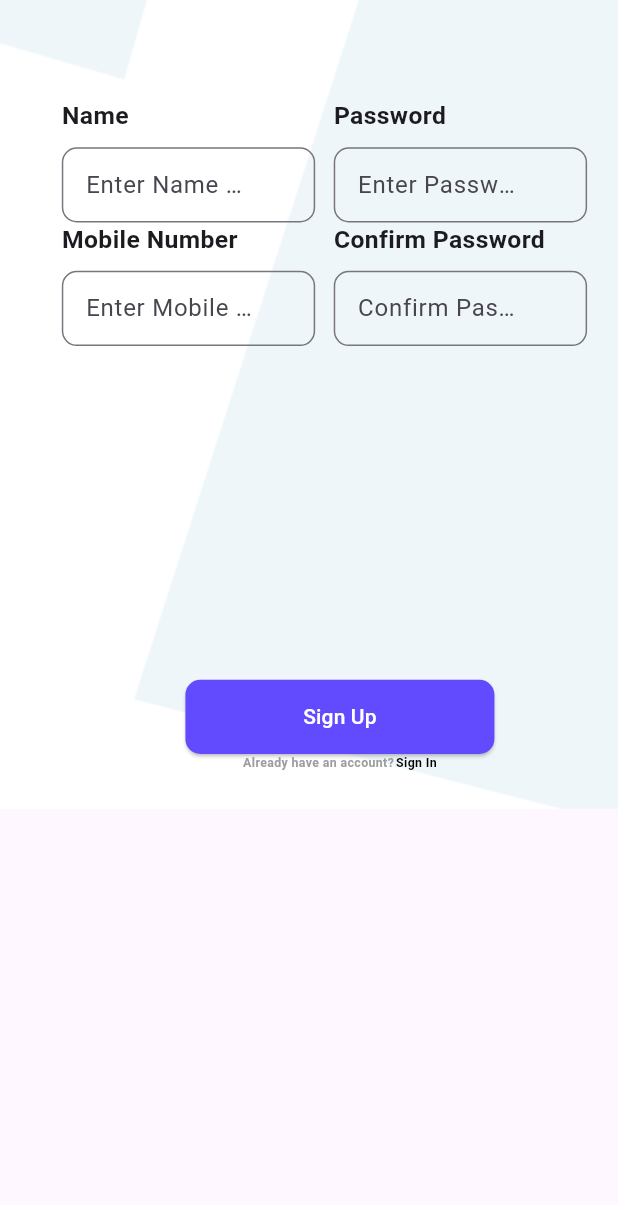
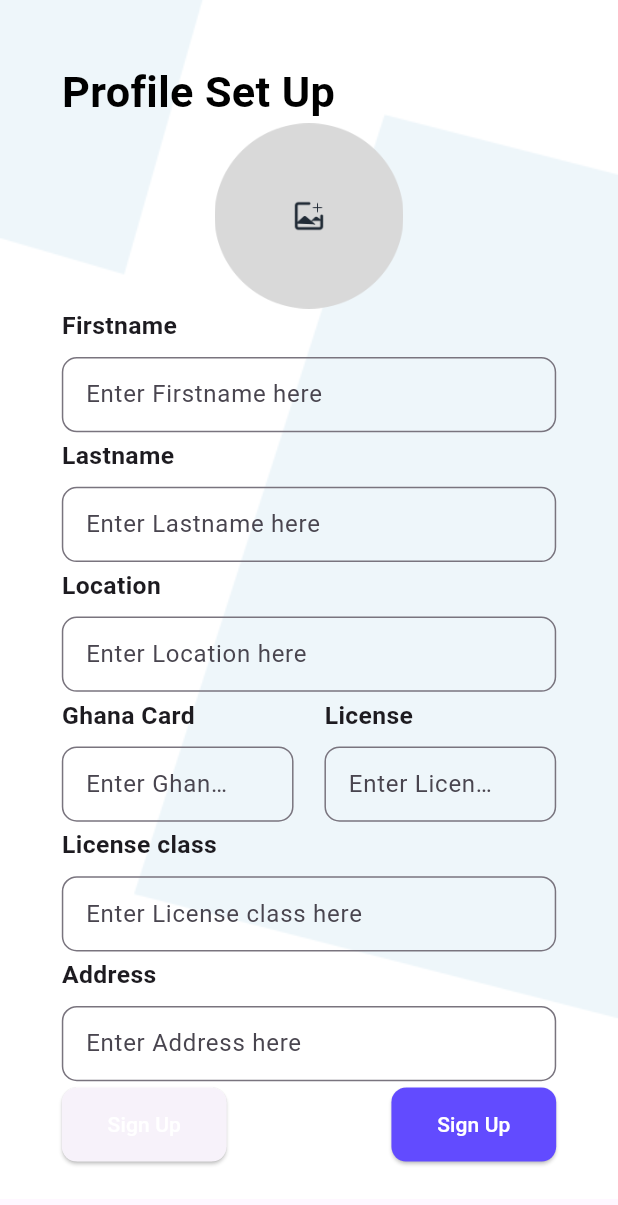
Before and after one commit to tserebour/gprtu_driver_phone, a Flutter app: the SignUpPage2 screen opened directly, on a phone screen of 412 x 824 dp. Shown: the top 1205 px of the screen. Run offline on Flutter 3.47's test engine with Material 3 defaults, Android fonts, the phone set to English and light mode, and no system bars; our stand-ins replace gap.

Commit message:
added the 2 signup page

```diff
--- a/lib/custom_widgets/custom_input.dart
+++ b/lib/custom_widgets/custom_input.dart
@@ -18,7 +18,9 @@ class _CustomInputState extends State<CustomInput> {
 
     double width = MediaQuery.of(context).size.width;
     double height = MediaQuery.of(context).size.height;
-    return SizedBox(
+    return Padding(
+      padding: EdgeInsets.only(bottom: height*0.005),
+      child: SizedBox(
         height: height * 0.1,
         width: double.infinity,
 
@@ -78,8 +80,10 @@ class _CustomInputState extends State<CustomInput> {
               ),
 
             ),
-          )
+            ),
+
           ],
+        ),
       ),
     );
   }
--- /dev/null
+++ b/lib/custom_widgets/custom_unfilled_button.dart
@@ -0,0 +1,40 @@
+import 'package:flutter/material.dart';
+
+class CustomUnfilledButton extends StatefulWidget {
+  final VoidCallback onPressed;
+  final String content;
+  final double width;
+  const CustomUnfilledButton({super.key, required this.onPressed, required this.content, this.width = double.infinity});
+
+  @override
+  State<CustomUnfilledButton> createState() => _CustomUnfilledButtonState();
+}
+
+class _CustomUnfilledButtonState extends State<CustomUnfilledButton> {
+  @override
+  Widget build(BuildContext context) {
+    double width = MediaQuery.of(context).size.width;
+    double height = MediaQuery.of(context).size.height;
+    return
+      //elevated button with black background
+      SizedBox(
+        width: widget.width,
+        height: height*0.06,
+        child: ElevatedButton(
+
+          style: ElevatedButton.styleFrom(
+            // foregroundColor: Colors.white, backgroundColor: Theme.of(context).primaryColor,
+            shape: RoundedRectangleBorder(
+              borderRadius: BorderRadius.circular(10),
+            ),
+          ),
+          onPressed: widget.onPressed,
+          child: Text(
+            widget.content,
+            style: const TextStyle(color: Colors.white),
+          ),
+        ),
+      )
+    ;
+  }
+}
--- a/lib/pages/VerifyPage.dart
+++ b/lib/pages/VerifyPage.dart
@@ -1,5 +1,6 @@
 import 'package:flutter/material.dart';
 import 'package:gap/gap.dart';
+import 'package:gprtu_driver_phone/pages/signuppage_2.dart';
 
 import '../custom_widgets/CustomButton.dart';
 import '../custom_widgets/custom_scaffold.dart';
@@ -48,6 +49,7 @@ class _VerifyPageState extends State<VerifyPage> {
                 const Row(
 
                   children: [
+
                     CustomVerificationInput(),
                     CustomVerificationInput(),
                     CustomVerificationInput(),
@@ -70,7 +72,7 @@ class _VerifyPageState extends State<VerifyPage> {
                       Navigator.push(
                         context,
                         MaterialPageRoute(
-                          builder: (context) => const LoginPage(),
+                          builder: (context) => const SignUpPage2(),
                         ),
                       );
 
--- a/lib/pages/signuppage_2.dart
+++ b/lib/pages/signuppage_2.dart
@@ -1,9 +1,12 @@
+import 'package:flutter/cupertino.dart';
 import 'package:flutter/material.dart';
+import 'package:flutter/widgets.dart';
 import 'package:gap/gap.dart';
 
 import '../custom_widgets/CustomButton.dart';
 import '../custom_widgets/custom_input.dart';
 import '../custom_widgets/custom_scaffold.dart';
+import '../custom_widgets/custom_unfilled_button.dart';
 import 'LoginPage.dart';
 import 'VerifyPage.dart';
 class SignUpPage2 extends StatefulWidget {
@@ -20,68 +23,61 @@ class _SignUpPage2State extends State<SignUpPage2> {
     double height = MediaQuery.of(context).size.height;
     return CustomScaffold(
       body: Padding(
-        padding: EdgeInsets.only(top:height*0.08,left: width*0.1, bottom: height*0.03),
+        padding: EdgeInsets.only(top:height*0.05,left: width*0.1, bottom: height*0.03, right: width*0.1),
         child: SingleChildScrollView(
           child: Column(
             crossAxisAlignment: CrossAxisAlignment.start,
             children: [
 
-
-              SizedBox(
-                height: height * 0.42,
-                child: Padding(
-                  padding: EdgeInsets.only(right: width*0.05),
-                  child: Row(
-                    children: [
-                      Expanded(
-                        child: Column(
-                          children: [
-                            CustomInput(
-                              hintText: "Enter Name here",
-                              label: "Name",
-                              obscureText: false,
-                              obscurableText: false,
-                            ),
-                            CustomInput(
-                              hintText: "Enter Mobile Number here",
-                              label: "Mobile Number",
-                              obscureText: true,
-                              obscurableText: true,
-                            ),
-                          ],
-                        ),
-                      ),
-                      Gap(width*0.03),
-                      Expanded(
-                        child: Column(
-                          children: [
-                            CustomInput(
-                              hintText: "Enter Password here",
-                              label: "Password",
-                              obscureText: false,
-                              obscurableText: false,
-                            ),
-                            CustomInput(
-                              hintText: "Confirm Password here",
-                              label: "Confirm Password",
-                              obscureText: true,
-                              obscurableText: true,
-                            ),
-                          ],
-                        ),
-                      ),
-                    ],
-                  ),
+              Text(
+                "Profile Set Up",
+                style: TextStyle(
+                  fontSize: width*0.07,
+                  fontWeight: FontWeight.bold,
+                  color: Colors.black,
                 ),
               ),
 
-              Gap(
-                height * 0.05,
+
+              Center(
+                child: Image.asset(
+                  "assets/images/default_profile.png",
+
+                  height: height*0.15,
+                ),
               ),
 
-              Center(
-                child: CustomButton(
-                  width: width*0.50,
+              CustomInput(hintText: "Enter Firstname here", label: "Firstname"),
+              CustomInput(hintText: "Enter Lastname here", label: "Lastname"),
+              CustomInput(hintText: "Enter Location here", label: "Location"),
+              Row(
+                children: [
+                  Expanded(child: CustomInput(hintText: "Enter Ghana Card number here", label: "Ghana Card")),
+                  Gap(
+                    width*0.05
+                  ),
+                  Expanded(child: CustomInput(hintText: "Enter License number here", label: "License")),
+
+                ],
+
+              ),
+
+              CustomInput(hintText: "Enter License class here", label: "License class"),
+              CustomInput(hintText: "Enter Address here", label: "Address"),
+
+
+
+
+
+
+
+
+
+              Row(
+                children: [
+                  Expanded(
+                    child: CustomUnfilledButton(
+
                       content: "Sign Up",
                       onPressed: () {
                         Navigator.push(
@@ -94,38 +90,26 @@ class _SignUpPage2State extends State<SignUpPage2> {
                     ),
                   ),
 
-              Row(
-                mainAxisAlignment: MainAxisAlignment.center,
-                children: [
-                  Text(
-                    "Already have an account?",
-                    style: TextStyle(
-                      fontSize: width * 0.02,
-                      fontWeight: FontWeight.bold,
-                      color: Colors.grey,
-                    ),
-                  ),
-                  Gap(width*0.003),
-                  InkWell(
-                    onTap: (){
+                  const Spacer(),
+
+                  Expanded(
+                    child: CustomButton(
+
+                      content: "Sign Up",
+                      onPressed: () {
                         Navigator.push(
                           context,
                           MaterialPageRoute(
-                          builder: (context) => const LoginPage(),
+                            builder: (context) => const VerifyPage(),
                           ),
                         );
                       },
-                    child: Text(
-                      "Sign In",
-                      style: TextStyle(
-                        fontSize: width * 0.02,
-                        fontWeight: FontWeight.bold,
-                        color: Colors.black,
                     ),
-                    ),
-                  ),
+                  )
                 ],
               )
+
+
 
             ],
           ),
```
Also changed, not shown: assets/images/black_car.png (added), assets/images/default_profile.png (added), 2 other files. Lines whose indentation alone changed are shown as unchanged.
